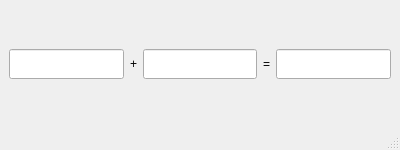
This is View/MainWindow.ui in aRofl/- as Qt 5 draws it before an edit. The edited form follows.
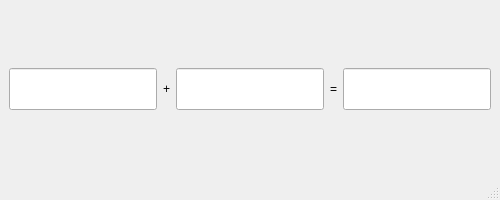
This is the edited form.

What changed in the file:
```diff
--- a/View/MainWindow.ui
+++ b/View/MainWindow.ui
@@ -6,8 +6,8 @@
    <rect>
     <x>0</x>
     <y>0</y>
-    <width>400</width>
-    <height>150</height>
+    <width>500</width>
+    <height>200</height>
    </rect>
   </property>
   <property name="windowTitle">
@@ -19,8 +19,8 @@
      <widget class="QLineEdit" name="le_c">
       <property name="minimumSize">
        <size>
-        <width>60</width>
-        <height>30</height>
+        <width>52</width>
+        <height>42</height>
        </size>
       </property>
      </widget>
@@ -39,8 +39,8 @@
      <widget class="QLineEdit" name="le_d">
       <property name="minimumSize">
        <size>
-        <width>60</width>
-        <height>30</height>
+        <width>52</width>
+        <height>42</height>
        </size>
       </property>
      </widget>
@@ -59,8 +59,8 @@
      <widget class="QLineEdit" name="le_result">
       <property name="minimumSize">
        <size>
-        <width>60</width>
-        <height>30</height>
+        <width>52</width>
+        <height>42</height>
        </size>
       </property>
       <property name="readOnly">
```
